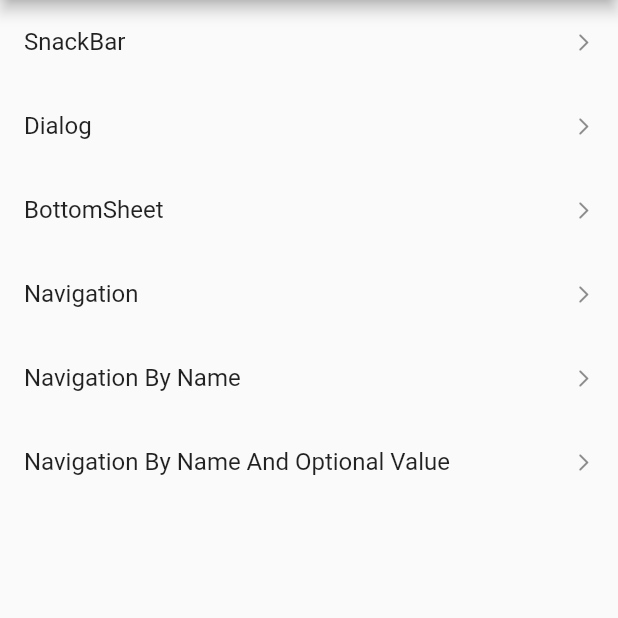
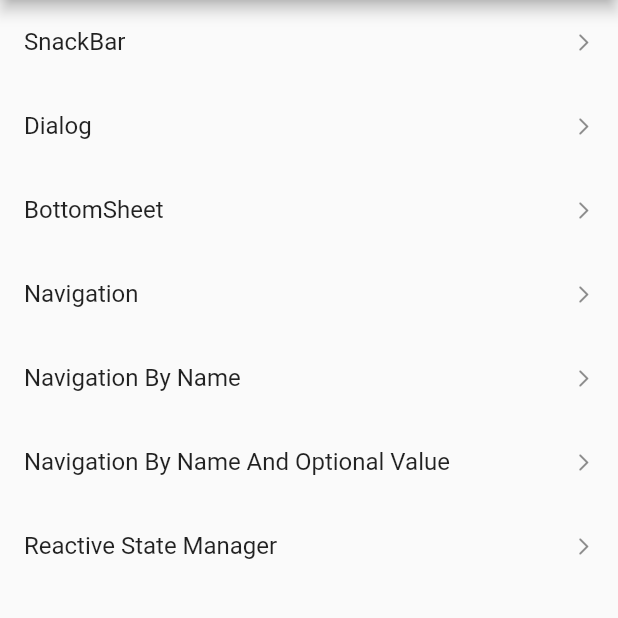
Before and after one commit to Guojx123/getX_flutter, a Flutter app: the screen it shows after launch, on a phone screen of 412 x 824 dp, the part 84-702 px from its top. Run offline on Flutter 3.47's test engine with Material 2 defaults, Android fonts, the phone set to English and light mode, and no system bars; our stand-ins replace get.

Commit message:
add Reactive State Manager

```diff
--- a/lib/demo_list.dart
+++ b/lib/demo_list.dart
@@ -1,4 +1,5 @@
 import 'package:flutter/material.dart';
+import 'package:get_flutter/widget/StateManager.dart';
 import 'package:get_flutter/widget/ease_import.dart';
 
 class Demo {
@@ -40,4 +41,10 @@ List<Map> demoList = [
     "name": "Navigation By Name And Optional Value",
     "file": NamedRoutes(),
   },
+  {
+    "id": 5,
+    "name": "Reactive State Manager",
+    "file": StateManagerPage(),
+  },
+
 ];
```
Also changed, not shown: lib/widget/StateManager.dart (added, +30 -0 lines).
